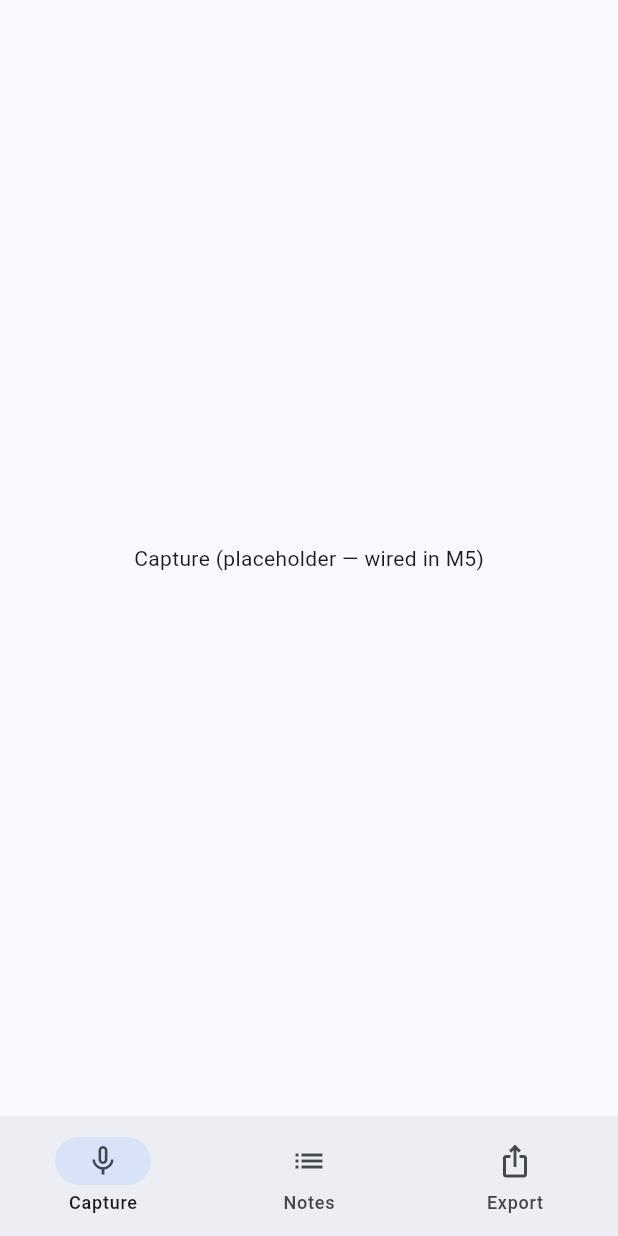
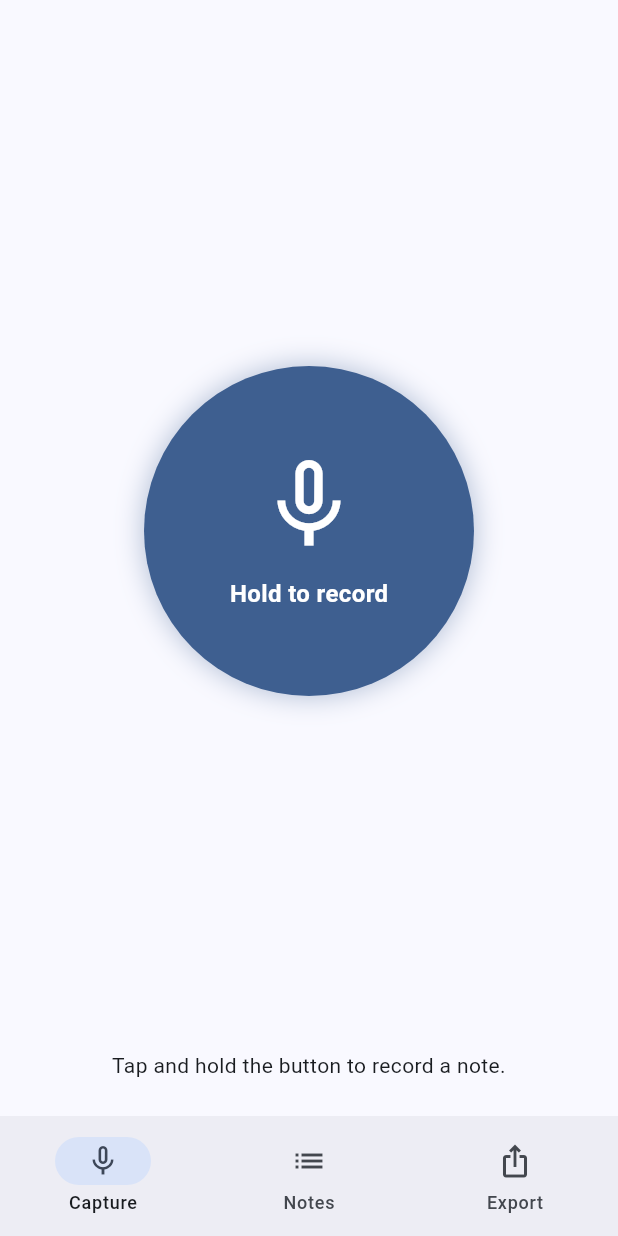
Before and after one commit to kilsekddd/shower-thoughts, a Flutter app: the screen it shows after launch, on a phone screen of 412 x 824 dp. Run offline on Flutter 3.47's test engine with Material 3 defaults, Android fonts, the phone set to English and light mode, and no system bars; our stand-ins replace drift, flutter_riverpod, sqlite3_flutter_libs; missing offline and left inert: dart:ffi, record; accounts and stored records are empty; generated files the repository leaves out were written again; statements that could not run were skipped.

Commit message:
M5: capture flow — controller + push-to-talk UI + provider wiring
CaptureController is a sealed-state StateNotifier covering idle → recording
→ transcribing → committed | failed. Transcription failures keep the audio
on disk so retry() re-runs against the same scratch file; commit failures
do not, because NotesRepository.commitTranscript deletes the audio in its
finally regardless of insert success.

PushToTalkButton uses tap-down/up (not long-press) so a quick release still
counts — the walkie-talkie model the user already has.

main.dart bootstraps AppDatabase + ensureModelInstalled() before runApp and
overrides databaseProvider so widgets read it synchronously.

Co-Authored-By: Claude Opus 4.7 (1M context) <noreply@anthropic.com>

```diff
--- a/lib/app/capture_controller.dart
+++ b/lib/app/capture_controller.dart
@@ -0,0 +1,169 @@
+// ignore_for_file: prefer_initializing_formals
+//
+// Constructor takes named public-shaped params (`recorder:`, `repository:`,
+// etc.) and assigns to underscored private fields. The lint's suggested
+// `this._recorder` form would force callers to write `_recorder:` at every
+// call site, which leaks the implementation detail. Public arg, private field
+// is the cleaner shape for this controller.
+
+import 'dart:async';
+
+import 'package:flutter_riverpod/flutter_riverpod.dart';
+
+import '../audio/audio_recorder.dart';
+import '../data/database.dart';
+import '../data/notes_repository.dart';
+import '../transcription/model_assets.dart';
+import '../transcription/transcription_service.dart';
+
+/// Push-to-talk round-trip state machine: idle → recording → transcribing →
+/// committed | failed. `failed` carries the still-on-disk audio path so the
+/// user can retry without re-recording.
+sealed class CaptureState {
+  const CaptureState();
+}
+
+final class CaptureIdle extends CaptureState {
+  const CaptureIdle();
+}
+
+final class CaptureRecording extends CaptureState {
+  const CaptureRecording({required this.startedAt});
+  final DateTime startedAt;
+}
+
+final class CaptureTranscribing extends CaptureState {
+  const CaptureTranscribing({
+    required this.audioPath,
+    required this.durationMs,
+  });
+  final String audioPath;
+  final int durationMs;
+}
+
+final class CaptureCommitted extends CaptureState {
+  const CaptureCommitted({required this.noteId});
+  final int noteId;
+}
+
+final class CaptureFailed extends CaptureState {
+  const CaptureFailed({
+    required this.error,
+    this.audioPath,
+    this.durationMs,
+  });
+  final Object error;
+
+  /// Non-null when the recording succeeded but a later step (transcription or
+  /// commit) failed. The audio is still on disk and a retry is meaningful.
+  final String? audioPath;
+  final int? durationMs;
+
+  bool get canRetry => audioPath != null && durationMs != null;
+}
+
+class CaptureController extends StateNotifier<CaptureState> {
+  CaptureController({
+    required AudioRecorder recorder,
+    required TranscriptionService transcriptionService,
+    required NotesRepository repository,
+    String modelId = defaultModelId,
+    DateTime Function() now = DateTime.now,
+  })  : _recorder = recorder,
+        _transcription = transcriptionService,
+        _repository = repository,
+        _modelId = modelId,
+        _now = now,
+        super(const CaptureIdle());
+
+  final AudioRecorder _recorder;
+  final TranscriptionService _transcription;
+  final NotesRepository _repository;
+  final String _modelId;
+  final DateTime Function() _now;
+
+  Future<void> startRecording() async {
+    if (state is! CaptureIdle && state is! CaptureCommitted && state is! CaptureFailed) {
+      return;
+    }
+    try {
+      await _recorder.start();
+      state = CaptureRecording(startedAt: _now());
+    } catch (e) {
+      state = CaptureFailed(error: e);
+    }
+  }
+
+  Future<void> stopRecording() async {
+    final current = state;
+    if (current is! CaptureRecording) return;
+    final String audioPath;
+    try {
+      audioPath = await _recorder.stop();
+    } catch (e) {
+      state = CaptureFailed(error: e);
+      return;
+    }
+    final int durationMs =
+        _now().difference(current.startedAt).inMilliseconds.clamp(0, 1 << 31);
+    state = CaptureTranscribing(audioPath: audioPath, durationMs: durationMs);
+    await _runTranscribeAndCommit(audioPath: audioPath, durationMs: durationMs);
+  }
+
+  /// Re-run transcription against the audio left on disk by a previous
+  /// failure. Per CLAUDE.md the audio is kept on failure precisely so the
+  /// user can retry without re-recording.
+  Future<void> retry() async {
+    final current = state;
+    if (current is! CaptureFailed || !current.canRetry) return;
+    final String audioPath = current.audioPath!;
+    final int durationMs = current.durationMs!;
+    state = CaptureTranscribing(audioPath: audioPath, durationMs: durationMs);
+    await _runTranscribeAndCommit(audioPath: audioPath, durationMs: durationMs);
+  }
+
+  /// Drop a terminal state (committed or failed) back to idle so the UI
+  /// returns to a recordable state. No I/O.
+  void dismiss() {
+    if (state is CaptureCommitted || state is CaptureFailed) {
+      state = const CaptureIdle();
+    }
+  }
+
+  Future<void> _runTranscribeAndCommit({
+    required String audioPath,
+    required int durationMs,
+  }) async {
+    final String transcript;
+    try {
+      transcript = await _transcription.transcribe(audioPath);
+    } catch (e) {
+      // Keep the audio: a retry is meaningful.
+      state = CaptureFailed(
+        error: e,
+        audioPath: audioPath,
+        durationMs: durationMs,
+      );
+      return;
+    }
+    try {
+      final int noteId = await _repository.commitTranscript(
+        NoteDraft(
+          createdAt: _now(),
+          durationMs: durationMs,
+          transcript: _collapseWhitespace(transcript),
+          modelId: _modelId,
+        ),
+        audioPath,
+      );
+      state = CaptureCommitted(noteId: noteId);
+    } catch (e) {
+      // commitTranscript deletes the audio in `finally` regardless of insert
+      // success/failure, so retry is no longer meaningful here.
+      state = CaptureFailed(error: e);
+    }
+  }
+
+  String _collapseWhitespace(String raw) =>
+      raw.trim().replaceAll(RegExp(r'\s+'), ' ');
+}
--- /dev/null
+++ b/lib/app/providers.dart
@@ -0,0 +1,46 @@
+import 'package:flutter_riverpod/flutter_riverpod.dart';
+
+import '../audio/audio_recorder.dart';
+import '../data/database.dart';
+import '../data/notes_dao.dart';
+import '../data/notes_repository.dart';
+import '../transcription/transcription_service.dart';
+import 'capture_controller.dart';
+
+/// Overridden in `main.dart` after the database is opened so widgets can read
+/// it synchronously. Throws if read without the override, which surfaces a
+/// missing bootstrap step as a loud crash instead of silent re-initialization.
+final Provider<AppDatabase> databaseProvider = Provider<AppDatabase>((Ref ref) {
+  throw StateError('databaseProvider must be overridden in ProviderScope');
+});
+
+final Provider<NotesDao> notesDaoProvider = Provider<NotesDao>((Ref ref) {
+  return NotesDao(ref.watch(databaseProvider));
+});
+
+final Provider<NotesRepository> notesRepositoryProvider =
+    Provider<NotesRepository>((Ref ref) {
+  return NotesRepository(ref.watch(notesDaoProvider));
+});
+
+final Provider<AudioRecorder> audioRecorderProvider =
+    Provider<AudioRecorder>((Ref ref) {
+  final AudioRecorder recorder = AudioRecorder();
+  ref.onDispose(recorder.dispose);
+  return recorder;
+});
+
+final Provider<TranscriptionService> transcriptionServiceProvider =
+    Provider<TranscriptionService>((Ref ref) {
+  return TranscriptionService();
+});
+
+final StateNotifierProvider<CaptureController, CaptureState>
+    captureControllerProvider =
+    StateNotifierProvider<CaptureController, CaptureState>((Ref ref) {
+  return CaptureController(
+    recorder: ref.watch(audioRecorderProvider),
+    transcriptionService: ref.watch(transcriptionServiceProvider),
+    repository: ref.watch(notesRepositoryProvider),
+  );
+});
--- a/lib/ui/pages/capture_page.dart
+++ b/lib/ui/pages/capture_page.dart
@@ -1,12 +1,117 @@
 import 'package:flutter/material.dart';
+import 'package:flutter_riverpod/flutter_riverpod.dart';
 
-class CapturePage extends StatelessWidget {
+import '../../app/capture_controller.dart';
+import '../../app/providers.dart';
+import '../widgets/push_to_talk_button.dart';
+
+class CapturePage extends ConsumerWidget {
   const CapturePage({super.key});
 
   @override
-  Widget build(BuildContext context) {
-    return const Center(
-      child: Text('Capture (placeholder — wired in M5)'),
+  Widget build(BuildContext context, WidgetRef ref) {
+    final CaptureState state = ref.watch(captureControllerProvider);
+    final CaptureController controller =
+        ref.read(captureControllerProvider.notifier);
+
+    return Padding(
+      padding: const EdgeInsets.all(24),
+      child: Column(
+        mainAxisAlignment: MainAxisAlignment.center,
+        children: <Widget>[
+          Expanded(
+            child: Center(
+              child: PushToTalkButton(
+                enabled: state is CaptureIdle ||
+                    state is CaptureCommitted ||
+                    state is CaptureFailed,
+                onStart: controller.startRecording,
+                onStop: controller.stopRecording,
+              ),
+            ),
+          ),
+          const SizedBox(height: 16),
+          _StatusPanel(state: state, controller: controller),
+        ],
+      ),
     );
   }
 }
+
+class _StatusPanel extends StatelessWidget {
+  const _StatusPanel({required this.state, required this.controller});
+
+  final CaptureState state;
+  final CaptureController controller;
+
+  @override
+  Widget build(BuildContext context) {
+    final ThemeData theme = Theme.of(context);
+    return switch (state) {
+      CaptureIdle() => Text(
+          'Tap and hold the button to record a note.',
+          style: theme.textTheme.bodyMedium,
+          textAlign: TextAlign.center,
+        ),
+      CaptureRecording() => Text(
+          'Recording — release to transcribe.',
+          style: theme.textTheme.bodyMedium
+              ?.copyWith(color: theme.colorScheme.error),
+          textAlign: TextAlign.center,
+        ),
+      CaptureTranscribing() => Row(
+          mainAxisAlignment: MainAxisAlignment.center,
+          children: <Widget>[
+            const SizedBox(
+              width: 16,
+              height: 16,
+              child: CircularProgressIndicator(strokeWidth: 2),
+            ),
+            const SizedBox(width: 12),
+            Text('Transcribing…', style: theme.textTheme.bodyMedium),
+          ],
+        ),
+      CaptureCommitted() => Column(
+          mainAxisSize: MainAxisSize.min,
+          children: <Widget>[
+            Text(
+              'Saved.',
+              style: theme.textTheme.bodyMedium
+                  ?.copyWith(color: theme.colorScheme.primary),
+            ),
+            TextButton(
+              onPressed: controller.dismiss,
+              child: const Text('Record another'),
+            ),
+          ],
+        ),
+      CaptureFailed(:final Object error, :final bool canRetry) => Column(
+          mainAxisSize: MainAxisSize.min,
+          children: <Widget>[
+            Text(
+              'Something went wrong: $error',
+              style: theme.textTheme.bodySmall
+                  ?.copyWith(color: theme.colorScheme.error),
+              textAlign: TextAlign.center,
+            ),
+            const SizedBox(height: 8),
+            Row(
+              mainAxisAlignment: MainAxisAlignment.center,
+              children: <Widget>[
+                if (canRetry)
+                  FilledButton(
+                    onPressed: controller.retry,
+                    child: const Text('Retry transcription'),
+                  ),
+                if (canRetry) const SizedBox(width: 8),
+                TextButton(
+                  onPressed: controller.dismiss,
+                  child: const Text('Dismiss'),
+                ),
+              ],
+            ),
+          ],
+        ),
+    };
+  }
+}
--- a/lib/ui/widgets/push_to_talk_button.dart
+++ b/lib/ui/widgets/push_to_talk_button.dart
@@ -0,0 +1,103 @@
+import 'package:flutter/material.dart';
+
+/// Large, glanceable hold-to-record control. Fires [onStart] the moment the
+/// user touches it and [onStop] when they release or drag off.
+///
+/// Tap-down/up semantics (not long-press) so the user sees instant feedback
+/// and a quick "oops" release still counts as a recording attempt — keeping
+/// the model the user already built with walkie-talkies and intercoms.
+class PushToTalkButton extends StatefulWidget {
+  const PushToTalkButton({
+    super.key,
+    required this.onStart,
+    required this.onStop,
+    this.label = 'Hold to record',
+    this.activeLabel = 'Recording…',
+    this.enabled = true,
+  });
+
+  final VoidCallback onStart;
+  final VoidCallback onStop;
+  final String label;
+  final String activeLabel;
+  final bool enabled;
+
+  @override
+  State<PushToTalkButton> createState() => _PushToTalkButtonState();
+}
+
+class _PushToTalkButtonState extends State<PushToTalkButton> {
+  bool _pressed = false;
+
+  void _handleDown() {
+    if (!widget.enabled || _pressed) return;
+    setState(() => _pressed = true);
+    widget.onStart();
+  }
+
+  void _handleUp() {
+    if (!_pressed) return;
+    setState(() => _pressed = false);
+    widget.onStop();
+  }
+
+  @override
+  Widget build(BuildContext context) {
+    final ColorScheme scheme = Theme.of(context).colorScheme;
+    final bool active = _pressed;
+    final Color background = !widget.enabled
+        ? scheme.surfaceContainerHighest
+        : active
+            ? scheme.error
+            : scheme.primary;
+    final Color foreground = !widget.enabled
+        ? scheme.onSurfaceVariant
+        : active
+            ? scheme.onError
+            : scheme.onPrimary;
+
+    return GestureDetector(
+      behavior: HitTestBehavior.opaque,
+      onTapDown: (_) => _handleDown(),
+      onTapUp: (_) => _handleUp(),
+      onTapCancel: _handleUp,
+      child: AnimatedContainer(
+        duration: const Duration(milliseconds: 120),
+        width: 220,
+        height: 220,
+        decoration: BoxDecoration(
+          color: background,
+          shape: BoxShape.circle,
+          boxShadow: <BoxShadow>[
+            BoxShadow(
+              color: background.withValues(alpha: 0.4),
+              blurRadius: active ? 32 : 16,
+              spreadRadius: active ? 4 : 0,
+            ),
+          ],
+        ),
+        child: Center(
+          child: Column(
+            mainAxisSize: MainAxisSize.min,
+            children: <Widget>[
+              Icon(
+                active ? Icons.mic : Icons.mic_none,
+                size: 72,
+                color: foreground,
+              ),
+              const SizedBox(height: 12),
+              Text(
+                active ? widget.activeLabel : widget.label,
+                style: TextStyle(
+                  color: foreground,
+                  fontSize: 16,
+                  fontWeight: FontWeight.w600,
+                ),
+              ),
+            ],
+          ),
+        ),
+      ),
+    );
+  }
+}
```
Also changed, not shown: lib/main.dart (+20 -2 lines), 2 other files.
